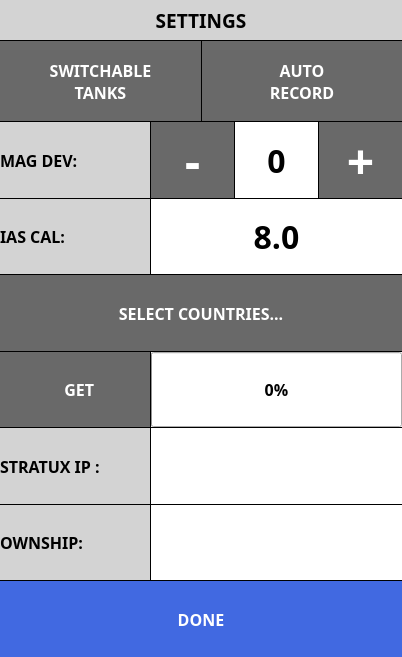
Old version of the form ui/SettingsDialog.ui in the repository UnexplodedMinds/Stratofier.
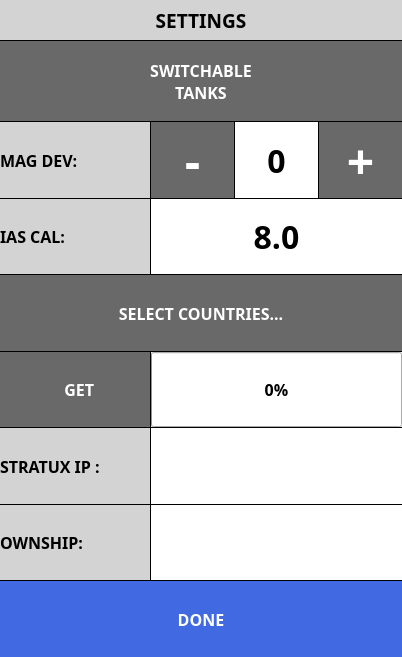
New version of the form. Icons and pictures are not drawn. Custom widgets are drawn as their Qt base class.

The edit to the form file:
```diff
--- a/ui/SettingsDialog.ui
+++ b/ui/SettingsDialog.ui
@@ -1835,56 +1835,6 @@
        </property>
       </widget>
      </item>
-     <item>
-      <widget class="QPushButton" name="m_pAutoRecButton">
-       <property name="sizePolicy">
-        <sizepolicy hsizetype="MinimumExpanding" vsizetype="MinimumExpanding">
-         <horstretch>0</horstretch>
-         <verstretch>0</verstretch>
-        </sizepolicy>
-       </property>
-       <property name="minimumSize">
-        <size>
-         <width>0</width>
-         <height>80</height>
-        </size>
-       </property>
-       <property name="maximumSize">
-        <size>
-         <width>16777215</width>
-         <height>100</height>
-        </size>
-       </property>
-       <property name="font">
-        <font>
-         <family>Droid Sans</family>
-         <pointsize>12</pointsize>
-         <weight>75</weight>
-         <bold>true</bold>
-        </font>
-       </property>
-       <property name="autoFillBackground">
-        <bool>false</bool>
-       </property>
-       <property name="text">
-        <string>AUTO
-RECORD</string>
-       </property>
-       <property name="icon">
-        <iconset resource="../AHRSResources.qrc">
-         <normaloff>:/icons/resources/on.png</normaloff>:/icons/resources/on.png</iconset>
-       </property>
-       <property name="iconSize">
-        <size>
-         <width>64</width>
-         <height>28</height>
-        </size>
-       </property>
-       <property name="autoDefault">
-        <bool>false</bool>
-       </property>
-      </widget>
-     </item>
     </layout>
    </item>
   </layout>
```
